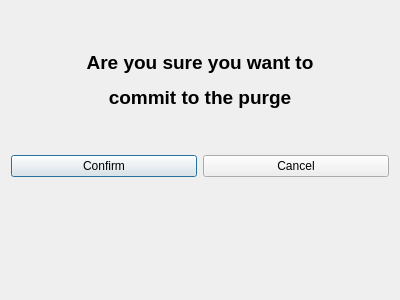
The window that vika3/dialogues/tortimavel.ui (editomars/VLN1_h22) describes before a commit, drawn with Qt 5.
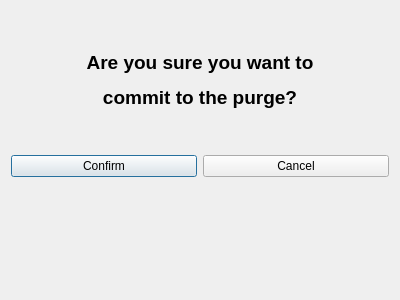
The same window after the commit.

Diff of the .ui file:
```diff
--- a/vika3/dialogues/tortimavel.ui
+++ b/vika3/dialogues/tortimavel.ui
@@ -33,7 +33,7 @@
    <item>
     <widget class="QLabel" name="label_confirm">
      <property name="text">
-      <string>&lt;html&gt;&lt;head/&gt;&lt;body&gt;&lt;p align=&quot;center&quot;&gt;&lt;span style=&quot; font-size:14pt; font-weight:600;&quot;&gt;Are you sure you want to&lt;/span&gt;&lt;/p&gt;&lt;p align=&quot;center&quot;&gt;&lt;span style=&quot; font-size:14pt; font-weight:600;&quot;&gt;commit to the purge&lt;/span&gt;&lt;/p&gt;&lt;/body&gt;&lt;/html&gt;</string>
+      <string>&lt;html&gt;&lt;head/&gt;&lt;body&gt;&lt;p align=&quot;center&quot;&gt;&lt;span style=&quot; font-size:14pt; font-weight:600;&quot;&gt;Are you sure you want to&lt;/span&gt;&lt;/p&gt;&lt;p align=&quot;center&quot;&gt;&lt;span style=&quot; font-size:14pt; font-weight:600;&quot;&gt;commit to the purge?&lt;/span&gt;&lt;/p&gt;&lt;/body&gt;&lt;/html&gt;</string>
      </property>
     </widget>
    </item>
```
